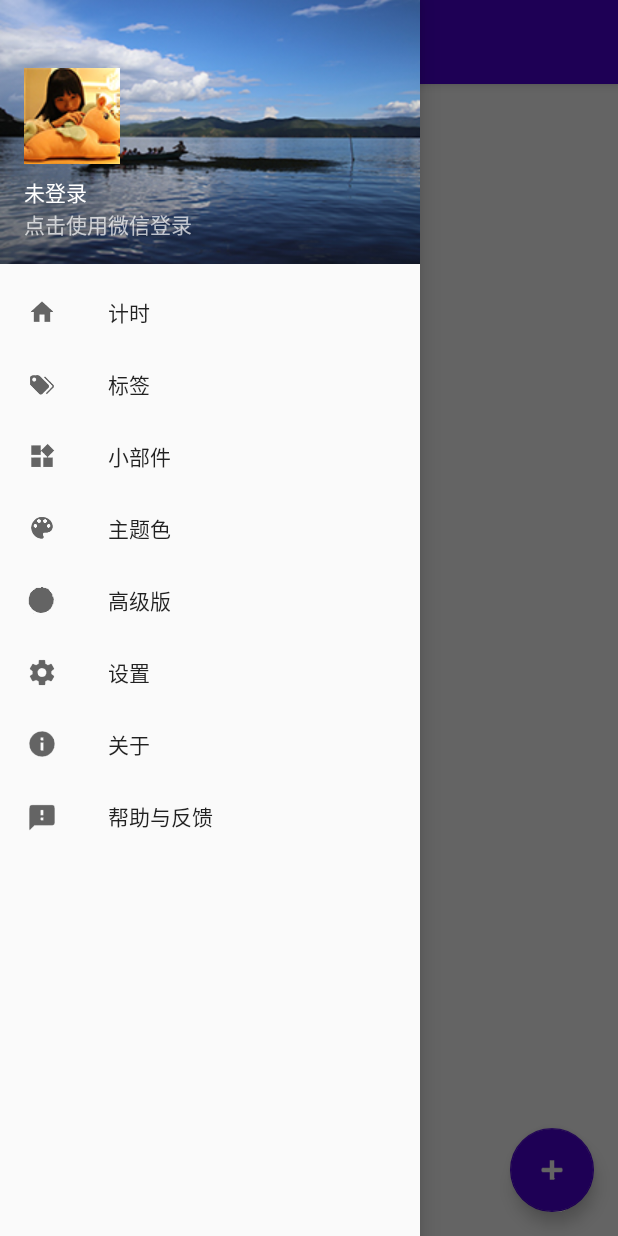
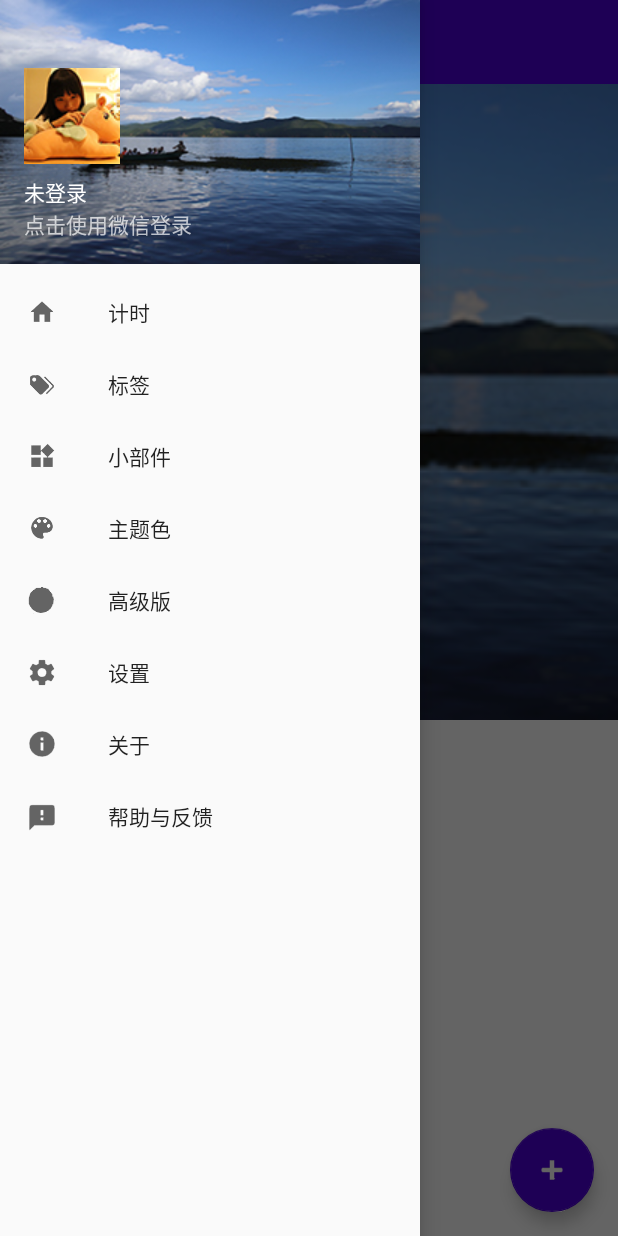
Before and after one commit to stssc/MyiTime, an Android app: the screen it shows after launch (MainActivity), with the side drawer open, on a phone screen of 412 x 824 dp. Run offline under Robolectric (Android 15) with nearby library versions, the phone set to English and light mode, and no system bars; libraries missing offline, so code that uses them is left out: net.qiujuer.genius.

Commit message:
新增顶部导航栏伸缩功能，展开的状态是封面图片

```diff
--- a/app/build.gradle
+++ b/app/build.gradle
@@ -36,4 +36,5 @@ dependencies {
     implementation 'com.yinglan.scrolllayout:scrolllayout:1.0.0'
     implementation 'net.qiujuer.genius:blur:2.0.0-beta4'//图片模糊
     implementation 'com.github.duanhong169:colorpicker:1.1.6'//颜色选择器
+    implementation 'com.google.android.material:material:1.0.0'//顶部导航栏伸缩
 }
--- a/app/src/main/java/com/example/myitime/activity/AddActivity.java
+++ b/app/src/main/java/com/example/myitime/activity/AddActivity.java
@@ -39,7 +39,7 @@ import androidx.appcompat.app.AppCompatActivity;
 import androidx.constraintlayout.widget.ConstraintLayout;
 
 import com.example.myitime.R;
-import com.example.myitime.function.ImageTransformation;
+import com.example.myitime.controller.ImageTransformation;
 import com.example.myitime.model.Data;
 import com.example.myitime.model.Day;
 import com.example.myitime.model.Label;
--- a/app/src/main/java/com/example/myitime/activity/MainActivity.java
+++ b/app/src/main/java/com/example/myitime/activity/MainActivity.java
@@ -7,6 +7,7 @@ import android.content.res.ColorStateList;
 import android.graphics.Color;
 import android.graphics.PorterDuff;
 import android.graphics.drawable.Drawable;
+import android.os.Build;
 import android.os.Bundle;
 import android.view.Menu;
 import android.view.MenuItem;
@@ -14,9 +15,11 @@ import android.view.View;
 import android.view.Window;
 import android.view.WindowManager;
 import android.widget.AdapterView;
+import android.widget.ImageView;
 import android.widget.ListView;
 
 import androidx.annotation.Nullable;
+import androidx.annotation.RequiresApi;
 import androidx.appcompat.app.ActionBarDrawerToggle;
 import androidx.appcompat.app.AlertDialog;
 import androidx.appcompat.app.AppCompatActivity;
@@ -25,11 +28,13 @@ import androidx.core.view.GravityCompat;
 import androidx.drawerlayout.widget.DrawerLayout;
 
 import com.example.myitime.R;
+import com.example.myitime.controller.ImageTransformation;
 import com.example.myitime.model.Data;
 import com.example.myitime.model.Day;
-import com.example.myitime.view.DaysAdapter;
 import com.example.myitime.model.Label;
 import com.example.myitime.view.ColorPickerView;
+import com.example.myitime.view.DaysAdapter;
+import com.google.android.material.appbar.CollapsingToolbarLayout;
 import com.google.android.material.floatingactionbutton.FloatingActionButton;
 import com.google.android.material.navigation.NavigationView;
 
@@ -48,15 +53,28 @@ public class MainActivity extends AppCompatActivity implements NavigationView.On
 
     private Toolbar toolbar;
     private FloatingActionButton buttonAdd;
+    private ImageView headImage;
 
+    @RequiresApi(api = Build.VERSION_CODES.M)
     @SuppressLint("HandlerLeak")
     @Override
     protected void onCreate(Bundle savedInstanceState) {
         super.onCreate(savedInstanceState);
         setContentView(R.layout.activity_main);
+        //顶部折叠布局
+        CollapsingToolbarLayout toolbarLayout=findViewById(R.id.toolbar_layout);
+        toolbarLayout.setContentScrim(null);//设置CollapsingToolbarLayout完全折叠后消失
+        headImage=findViewById(R.id.head_pic);
+        //状态栏透明
+        if (Build.VERSION.SDK_INT >= 21) {
+            View decorView = getWindow().getDecorView();
+            decorView.setSystemUiVisibility(View.SYSTEM_UI_FLAG_LAYOUT_FULLSCREEN | View.SYSTEM_UI_FLAG_LAYOUT_STABLE);
+            getWindow().setStatusBarColor(Color.TRANSPARENT);
+        }
         //顶部导航栏
         toolbar = findViewById(R.id.toolbar);
         toolbar.setTitle("My iTime");
+//        toolbar.setAlpha(0);//透明
         setSupportActionBar(toolbar);
         //下方浮动按钮
         buttonAdd = findViewById(R.id.button_add);
@@ -87,6 +105,11 @@ public class MainActivity extends AppCompatActivity implements NavigationView.On
         showColor(themeColor);
         days=Data.getDays(MainActivity.this);
         labels=Data.getLabels(MainActivity.this);
+        //封面图片
+        if (days.size()!=0)
+            headImage.setImageDrawable(ImageTransformation.bitmapToDrawable(ImageTransformation.byteToBitmap(days.get(0).getPicture())));
+        else
+            headImage.setImageDrawable(getResources().getDrawable(R.drawable.nav_bg));
         daysListAdapter = new DaysAdapter(MainActivity.this,R.layout.day_item,days);
         ListView daysListView = findViewById(R.id.day_list);
         daysListView.setAdapter(daysListAdapter);
@@ -244,6 +267,11 @@ public class MainActivity extends AppCompatActivity implements NavigationView.On
                 if (resultCode==RESULT_OK){
                     assert intent != null;
                     days.add((Day)intent.getSerializableExtra("day"));
+                    //封面图片
+                    if (days.size()!=0)
+                        headImage.setImageDrawable(ImageTransformation.bitmapToDrawable(ImageTransformation.byteToBitmap(days.get(0).getPicture())));
+                    else
+                        headImage.setImageDrawable(getResources().getDrawable(R.drawable.nav_bg));
                     daysListAdapter.notifyDataSetChanged();
                     labels=Data.getLabels(MainActivity.this);
                 }
@@ -252,12 +280,21 @@ public class MainActivity extends AppCompatActivity implements NavigationView.On
                 if (resultCode==ViewActivity.RESULT_DELETE){
                     assert intent != null;
                     days.remove(intent.getIntExtra("position",-1));
+                    //封面图片
+                    if (days.size()!=0)
+                        headImage.setImageDrawable(ImageTransformation.bitmapToDrawable(ImageTransformation.byteToBitmap(days.get(0).getPicture())));
+                    else
+                        headImage.setImageDrawable(getResources().getDrawable(R.drawable.nav_bg));
                     daysListAdapter.notifyDataSetChanged();
                     labels=Data.getLabels(MainActivity.this);
                 }
                 else if (resultCode==ViewActivity.RESULT_BACK){
                     assert intent != null;
                     days.set(intent.getIntExtra("position",-1),((Day)intent.getSerializableExtra("new_day")));
+                    if (days.size()!=0)
+                        headImage.setImageDrawable(ImageTransformation.bitmapToDrawable(ImageTransformation.byteToBitmap(days.get(0).getPicture())));
+                    else
+                        headImage.setImageDrawable(null);
                     daysListAdapter.notifyDataSetChanged();
                     labels=Data.getLabels(MainActivity.this);
                 }
@@ -266,6 +303,4 @@ public class MainActivity extends AppCompatActivity implements NavigationView.On
         }
     }
 
-
-
 }
--- a/app/src/main/java/com/example/myitime/activity/ViewActivity.java
+++ b/app/src/main/java/com/example/myitime/activity/ViewActivity.java
@@ -22,7 +22,7 @@ import androidx.appcompat.app.AppCompatActivity;
 import androidx.constraintlayout.widget.ConstraintLayout;
 
 import com.example.myitime.R;
-import com.example.myitime.function.ImageTransformation;
+import com.example.myitime.controller.ImageTransformation;
 import com.example.myitime.model.Data;
 import com.example.myitime.model.Day;
 
--- a/app/src/main/java/com/example/myitime/function/ImageTransformation.java
+++ b/app/src/main/java/com/example/myitime/controller/ImageTransformation.java
@@ -1,4 +1,4 @@
-package com.example.myitime.function;
+package com.example.myitime.controller;
 
 import android.content.Context;
 import android.graphics.Bitmap;
--- a/app/src/main/java/com/example/myitime/view/ColorPickerView.java
+++ b/app/src/main/java/com/example/myitime/view/ColorPickerView.java
@@ -342,7 +342,6 @@ public class ColorPickerView extends View {
                 Color.rgb(0, 255, 255),
                 Color.rgb(0, 0, 255),
                 Color.rgb(255, 0, 255),
-                Color.rgb(255, 0, 0),
                 Color.rgb(128,128,128),
                 Color.rgb(0,0,0)
         };
--- a/app/src/main/java/com/example/myitime/view/DaysAdapter.java
+++ b/app/src/main/java/com/example/myitime/view/DaysAdapter.java
@@ -15,7 +15,7 @@ import androidx.annotation.LayoutRes;
 import androidx.annotation.NonNull;
 import androidx.annotation.Nullable;
 
-import com.example.myitime.function.ImageTransformation;
+import com.example.myitime.controller.ImageTransformation;
 import com.example.myitime.R;
 import com.example.myitime.model.Day;
 
--- a/app/src/main/res/layout/app_bar_main.xml
+++ b/app/src/main/res/layout/app_bar_main.xml
@@ -4,20 +4,39 @@
     xmlns:tools="http://schemas.android.com/tools"
     android:layout_width="match_parent"
     android:layout_height="match_parent"
+    android:fitsSystemWindows="true"
     tools:context=".activity.MainActivity">
 
     <com.google.android.material.appbar.AppBarLayout
-        android:id="@+id/toolbar_layout"
+        android:id="@+id/app_bar"
         android:layout_width="match_parent"
-        android:layout_height="wrap_content"
+        android:layout_height="720px"
+        android:fitsSystemWindows="true"
         android:theme="@style/AppTheme.AppBarOverlay">
 
-        <androidx.appcompat.widget.Toolbar
-            android:id="@+id/toolbar"
+        <com.google.android.material.appbar.CollapsingToolbarLayout
+            android:id="@+id/toolbar_layout"
             android:layout_width="match_parent"
-            android:layout_height="?attr/actionBarSize"
-            android:background="?attr/colorPrimary"
-            app:popupTheme="@style/AppTheme.PopupOverlay" />
+            android:layout_height="match_parent"
+            android:fitsSystemWindows="true"
+            app:layout_scrollFlags="scroll|exitUntilCollapsed"
+            app:toolbarId="@+id/toolbar">
+
+            <ImageView
+                android:id="@+id/head_pic"
+                android:layout_width="match_parent"
+                android:layout_height="match_parent"
+                android:scaleType="centerCrop" />
+
+            <androidx.appcompat.widget.Toolbar
+                android:id="@+id/toolbar"
+                android:layout_width="match_parent"
+                android:layout_height="?attr/actionBarSize"
+                android:background="?attr/colorPrimary"
+                app:popupTheme="@style/AppTheme.PopupOverlay"
+                app:layout_collapseMode="pin"/>
+
+        </com.google.android.material.appbar.CollapsingToolbarLayout>
 
     </com.google.android.material.appbar.AppBarLayout>
 
--- a/app/src/main/res/layout/content_main.xml
+++ b/app/src/main/res/layout/content_main.xml
@@ -1,5 +1,5 @@
 <?xml version="1.0" encoding="utf-8"?>
-<androidx.constraintlayout.widget.ConstraintLayout xmlns:android="http://schemas.android.com/apk/res/android"
+<androidx.core.widget.NestedScrollView xmlns:android="http://schemas.android.com/apk/res/android"
     xmlns:app="http://schemas.android.com/apk/res-auto"
     xmlns:tools="http://schemas.android.com/tools"
     android:layout_width="match_parent"
@@ -7,6 +7,7 @@
     app:layout_behavior="@string/appbar_scrolling_view_behavior"
     tools:context=".activity.MainActivity"
     tools:showIn="@layout/app_bar_main">
+<!--NestedScrollView可以让顶部随下面ListView滚动而伸缩-->
 
     <ListView
         android:id="@+id/day_list"
@@ -14,4 +15,4 @@
         android:layout_height="match_parent"
         android:divider="@null"/><!--去掉分割线-->
 
-</androidx.constraintlayout.widget.ConstraintLayout>
+</androidx.core.widget.NestedScrollView>
--- a/app/src/main/res/values/colors.xml
+++ b/app/src/main/res/values/colors.xml
@@ -1,7 +1,7 @@
 <?xml version="1.0" encoding="utf-8"?>
 <resources>
     <color name="colorPrimary">#4C00D5</color>
-    <color name="colorPrimaryDark">#6200EE</color>
+    <color name="colorPrimaryDark">#4C00D5</color>
     <color name="colorAccent">#4C00D5</color>
 
     <color name="red_primary">#F44336</color>
@@ -59,8 +59,7 @@
     <color name="accent">@color/primary</color>
 
     <color name="text_color">#FFFFFF</color>
-
     <color name="black_overlay">#66000000</color>
-
     <color name="layout_background">#FAFAFA</color>
+    <color name="transparent_toolbar">#00FFFFFF</color>
 </resources>
```
